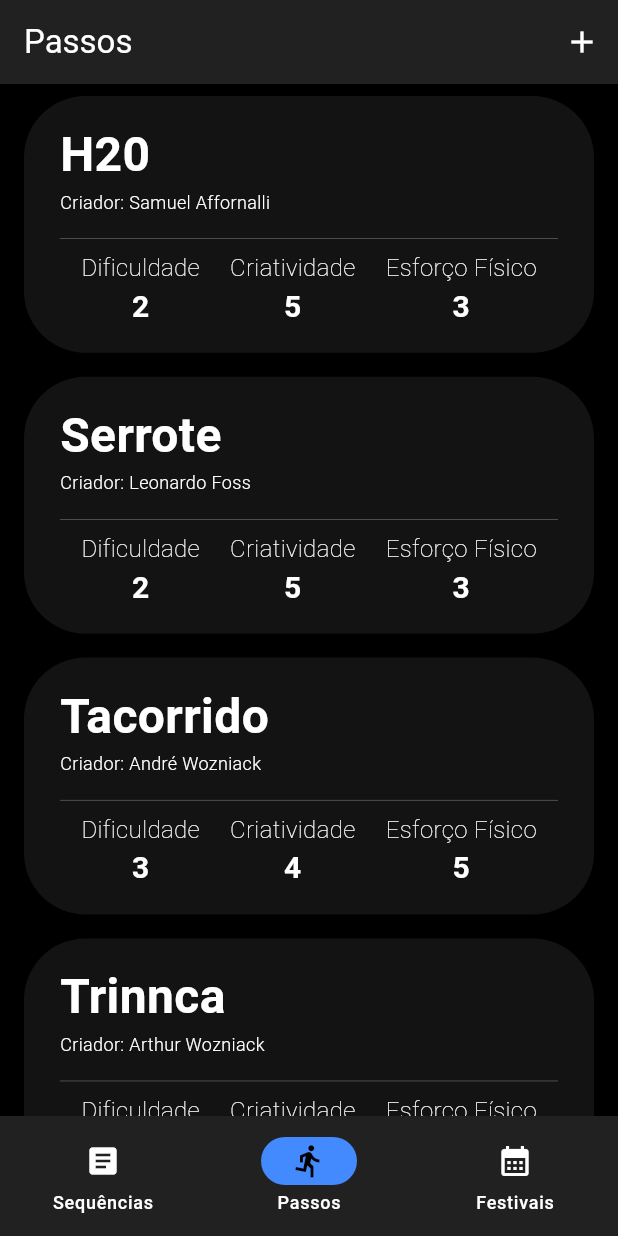
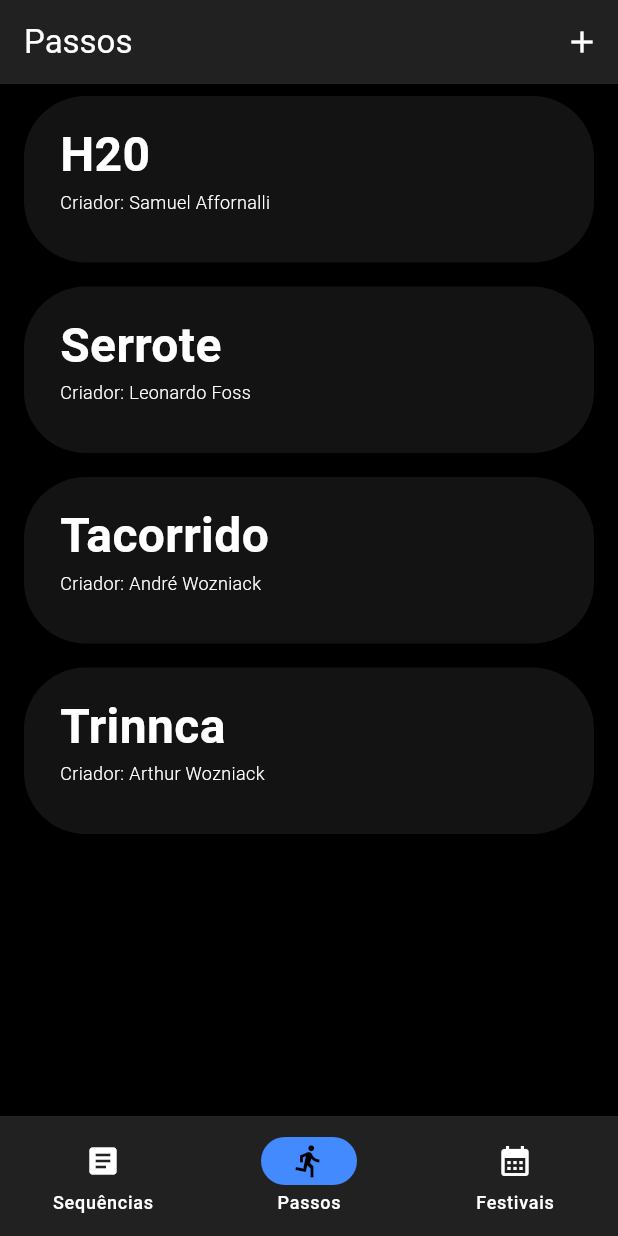
Before and after one commit to AndreWozniack/app_chula, a Flutter app: the screen it shows after launch, on a phone screen of 412 x 824 dp. Run offline on Flutter 3.47's test engine with Material 3 defaults, Android fonts, the phone set to English and light mode, and no system bars; Roboto replaces fonts that are missing (Poppins).

Commit message:
Refactor PassoCard and PassoDetail UI layout
Commented out the specs row in PassoCard and improved formatting and readability in PassoDetail, including code style adjustments and minor UI tweaks for better maintainability.

```diff
--- a/lib/features/passos/passo_card.dart
+++ b/lib/features/passos/passo_card.dart
@@ -56,23 +56,25 @@ class PassoCard extends StatelessWidget {
                   ],
                 ),
               ),
-              Padding(
-                padding: const EdgeInsets.symmetric(horizontal: 24.0),
-                child: const Divider(
-                  color: Colors.white54,
-                  thickness: 0.3,
-                  height: 0.2,
-                ),
-              ),
-              const SizedBox(height: 8),
-              Row(spacing: 20,
-              mainAxisAlignment: MainAxisAlignment.center,
-                children: [
-                  _SpecsInfo(label: 'Dificuldade', value: passo.dificuldade),
-                  _SpecsInfo(label: 'Criatividade', value: passo.criatividade),
-                  _SpecsInfo(label: 'Esforço Físico', value: passo.esforcoFisico),
-                ],
-              ),
+
+              // Specs Row
+              // Padding(
+              //   padding: const EdgeInsets.symmetric(horizontal: 24.0),
+              //   child: const Divider(
+              //     color: Colors.white54,
+              //     thickness: 0.3,
+              //     height: 0.2,
+              //   ),
+              // ),
+              // const SizedBox(height: 8),
+              // Row(spacing: 20,
+              // mainAxisAlignment: MainAxisAlignment.center,
+              //   children: [
+              //     _SpecsInfo(label: 'Dificuldade', value: passo.dificuldade),
+              //     _SpecsInfo(label: 'Criatividade', value: passo.criatividade),
+              //     _SpecsInfo(label: 'Esforço Físico', value: passo.esforcoFisico),
+              //   ],
+              // ),
               const SizedBox(height: 16),
             ])),
       ),
--- a/lib/features/passos/passo_detail.dart
+++ b/lib/features/passos/passo_detail.dart
@@ -106,16 +106,16 @@ class _PassoDetailState extends State<PassoDetail> {
   Widget build(BuildContext context) {
     return Scaffold(
       appBar: AppBar(
-        title: Text(
-          _isNewPasso ? 'Novo Passo' : (_isInEditMode ? 'Editar Passo' : 'Detalhes do Passo')
-        ),
+        title: Text(_isNewPasso
+            ? 'Novo Passo'
+            : (_isInEditMode ? 'Editar Passo' : 'Detalhes do Passo')),
         actions: _buildAppBarActions(),
       ),
       body: _isInEditMode ? _buildEditForm() : _buildReadOnlyView(),
     );
   }
 
-  // --- WIDGET DE VISUALIZAÇÃO ---
+  // --- VISUALIZAÇÃO ---
   Widget _buildReadOnlyView() {
     final passo = widget.passo!;
 
@@ -125,11 +125,10 @@ class _PassoDetailState extends State<PassoDetail> {
         Text(
           passo.nome,
           style: Theme.of(context).textTheme.headlineLarge?.copyWith(
+              fontSize: 32,
               fontWeight: FontWeight.w700,
-                fontFamily: 'Poppins'
+              fontFamily: 'Poppins'),
         ),
-        ),
-
         if (passo.criador != null && passo.criador!.isNotEmpty)
           Padding(
             padding: const EdgeInsets.only(top: 4.0),
@@ -138,13 +137,10 @@ class _PassoDetailState extends State<PassoDetail> {
               style: Theme.of(context).textTheme.titleMedium?.copyWith(
                   fontWeight: FontWeight.w300,
                   fontStyle: FontStyle.italic,
-                    fontFamily: 'Poppins'
+                  fontFamily: 'Poppins'),
             ),
           ),
-          ),
-
         const SizedBox(height: 32),
-
         _BuildStatRow(
           label: 'Dificuldade',
           value: passo.dificuldade ?? 0,
@@ -239,11 +235,13 @@ class _PassoDetailState extends State<PassoDetail> {
             children: [
               Text(
                 label,
-                style: const TextStyle(fontSize: 16, fontWeight: FontWeight.w500),
+                style:
+                    const TextStyle(fontSize: 16, fontWeight: FontWeight.w500),
               ),
               Text(
                 value.toString(),
-                style: const TextStyle(fontSize: 16, fontWeight: FontWeight.bold),
+                style:
+                    const TextStyle(fontSize: 16, fontWeight: FontWeight.bold),
               ),
             ],
           ),
@@ -290,7 +288,8 @@ class _BuildStatRow extends StatelessWidget {
             style: textStyle,
           ),
         ),
-        Row(children: [
+        Row(
+          children: [
             Expanded(
               child: ClipRRect(
                 borderRadius: BorderRadius.circular(8),
@@ -302,9 +301,7 @@ class _BuildStatRow extends StatelessWidget {
                 ),
               ),
             ),
-
             const SizedBox(width: 18),
-
             SizedBox(
               width: 24,
               child: Text(
@@ -313,7 +310,8 @@ class _BuildStatRow extends StatelessWidget {
                 style: textStyle,
               ),
             ),
-        ],)
+          ],
+        )
       ],
     );
   }
```
Lines whose indentation alone changed are shown as unchanged.
